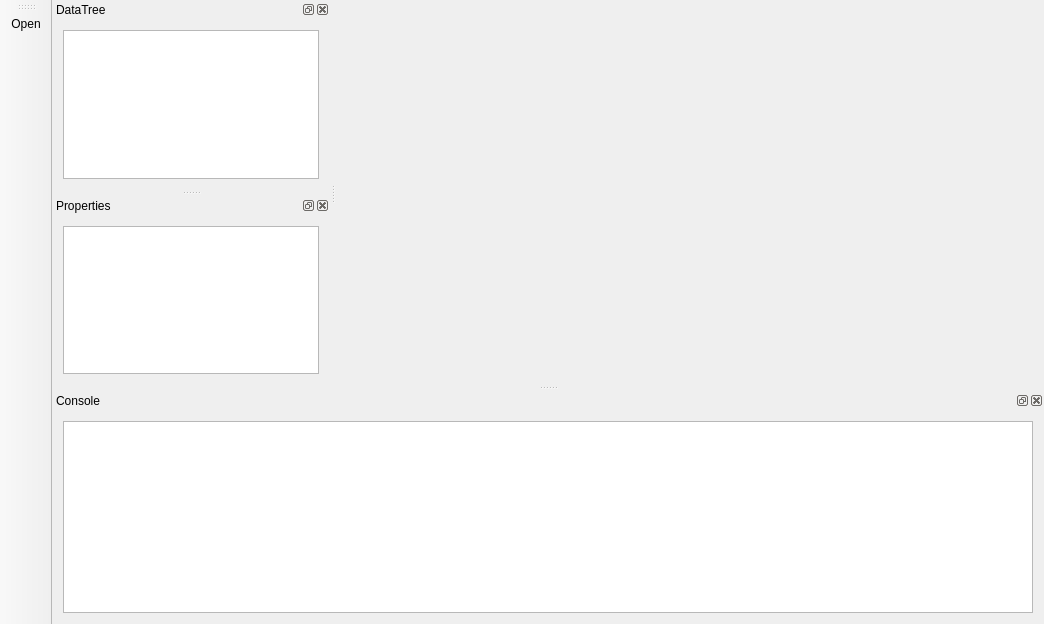
Before: the Qt Designer form cloudtool/mainwindow/mainwindow.ui in alex-hjm/cloudtool, drawn with Qt 5.
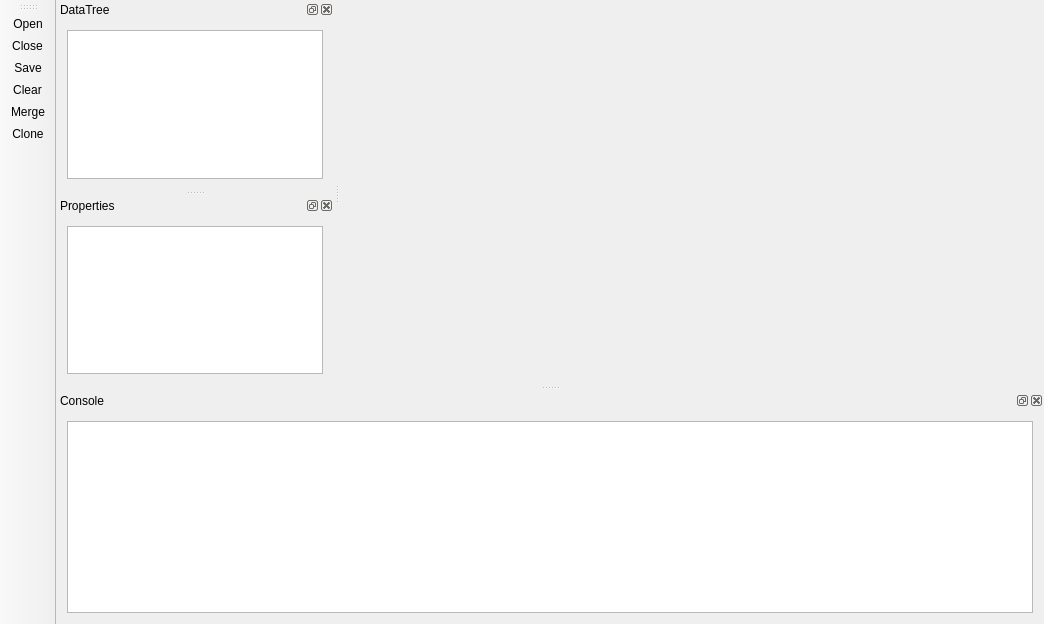
After: the same form once the commit is applied. Icons and pictures are not drawn. Custom widgets are drawn as their Qt base class.

Diff of the .ui file:
```diff
--- a/cloudtool/mainwindow/mainwindow.ui
+++ b/cloudtool/mainwindow/mainwindow.ui
@@ -88,6 +88,9 @@
    <property name="windowTitle">
     <string>toolBar</string>
    </property>
+   <property name="layoutDirection">
+    <enum>Qt::LeftToRight</enum>
+   </property>
    <attribute name="toolBarArea">
     <enum>LeftToolBarArea</enum>
    </attribute>
@@ -95,6 +98,11 @@
     <bool>false</bool>
    </attribute>
    <addaction name="actionOpen"/>
+   <addaction name="actionClose"/>
+   <addaction name="actionSave"/>
+   <addaction name="actionClear"/>
+   <addaction name="actionMerge"/>
+   <addaction name="actionClone"/>
   </widget>
   <action name="actionOpen">
    <property name="icon">
@@ -105,6 +113,60 @@
     <string>Open</string>
    </property>
   </action>
+  <action name="actionClose">
+   <property name="icon">
+    <iconset resource="../resources/res.qrc">
+     <normaloff>:/res/icon/close.svg</normaloff>:/res/icon/close.svg</iconset>
+   </property>
+   <property name="text">
+    <string>Close</string>
+   </property>
+  </action>
+  <action name="actionSave">
+   <property name="icon">
+    <iconset resource="../resources/res.qrc">
+     <normaloff>:/res/icon/save.svg</normaloff>:/res/icon/save.svg</iconset>
+   </property>
+   <property name="text">
+    <string>Save</string>
+   </property>
+  </action>
+  <action name="actionClear">
+   <property name="icon">
+    <iconset resource="../resources/res.qrc">
+     <normaloff>:/res/icon/closeall.svg</normaloff>:/res/icon/closeall.svg</iconset>
+   </property>
+   <property name="text">
+    <string>Clear</string>
+   </property>
+  </action>
+  <action name="actionMerge">
+   <property name="icon">
+    <iconset resource="../resources/res.qrc">
+     <normaloff>:/res/icon/merge.svg</normaloff>:/res/icon/merge.svg</iconset>
+   </property>
+   <property name="text">
+    <string>Merge</string>
+   </property>
+  </action>
+  <action name="actionClone">
+   <property name="icon">
+    <iconset resource="../resources/res.qrc">
+     <normaloff>:/res/icon/clone.svg</normaloff>:/res/icon/clone.svg</iconset>
+   </property>
+   <property name="text">
+    <string>Clone</string>
+   </property>
+  </action>
+  <action name="actionSetting">
+   <property name="icon">
+    <iconset resource="../resources/res.qrc">
+     <normaloff>:/res/icon/setting.svg</normaloff>:/res/icon/setting.svg</iconset>
+   </property>
+   <property name="text">
+    <string>Setting</string>
+   </property>
+  </action>
  </widget>
  <layoutdefault spacing="6" margin="11"/>
  <customwidgets>
```
